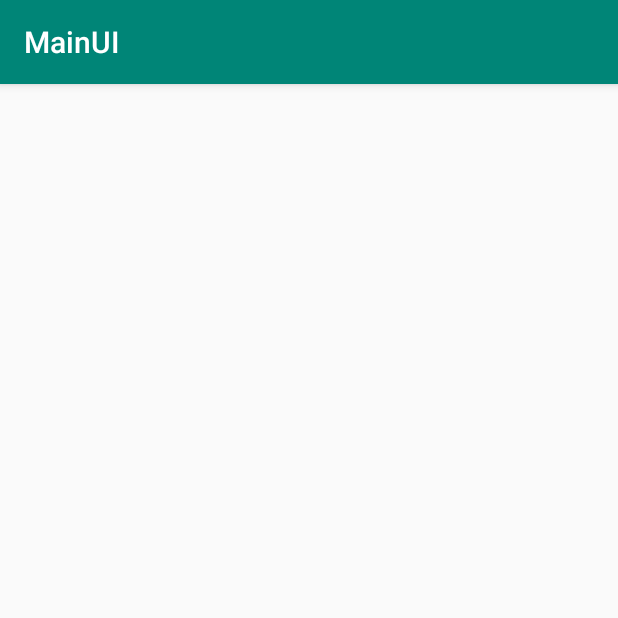
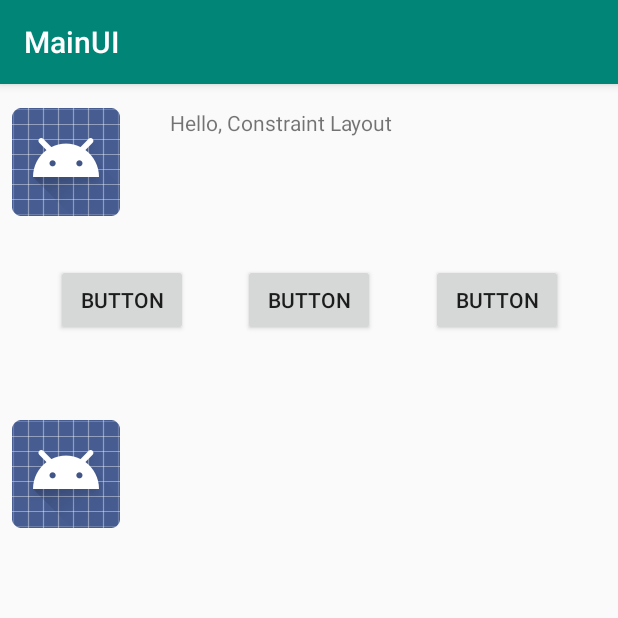
Before and after one commit to ybereza/technotrack, an Android app: the screen it shows after launch (MainActivity), after a tap on "CONSTRAINTLAYOUT", on a phone screen of 412 x 824 dp, the top half of it. Run offline under Robolectric (Android 15) with nearby library versions, the phone set to English and light mode, and no system bars.

Commit message:
added missed constraint layout

```diff
--- a/2018-autumn/04/MainUI/app/src/main/res/layout/constraint_layout.xml
+++ b/2018-autumn/04/MainUI/app/src/main/res/layout/constraint_layout.xml
@@ -1,6 +1,56 @@
 <?xml version="1.0" encoding="utf-8"?>
 <android.support.constraint.ConstraintLayout xmlns:android="http://schemas.android.com/apk/res/android"
+                                             xmlns:app="http://schemas.android.com/apk/res-auto"
+                                             xmlns:tools="http://schemas.android.com/tools"
                                              android:layout_width="match_parent"
                                              android:layout_height="match_parent">
 
+    <ImageView
+            android:layout_width="wrap_content"
+            android:layout_height="wrap_content" app:srcCompat="@android:drawable/sym_def_app_icon"
+            android:id="@+id/imageView2" android:layout_marginTop="16dp"
+            app:layout_constraintTop_toTopOf="parent" app:layout_constraintStart_toStartOf="parent"
+            android:layout_marginStart="8dp"/>
+    <Button
+            android:text="Button"
+            android:layout_width="wrap_content"
+            android:layout_height="wrap_content"
+            android:id="@+id/button2" app:layout_constraintStart_toStartOf="parent"
+            android:layout_marginTop="32dp"
+            app:layout_constraintTop_toBottomOf="@+id/imageView2" app:layout_constraintHorizontal_bias="0.5"
+            app:layout_constraintEnd_toStartOf="@+id/button3"/>
+    <TextView
+            android:text="Hello, Constraint Layout"
+            android:layout_width="wrap_content"
+            android:layout_height="wrap_content"
+            android:id="@+id/textView2" app:layout_constraintStart_toEndOf="@+id/imageView2"
+            android:layout_marginStart="8dp" app:layout_constraintTop_toTopOf="@+id/imageView2"
+            app:layout_constraintEnd_toEndOf="parent" android:layout_marginEnd="8dp"
+            app:layout_constraintHorizontal_bias="0.15"/>
+    <Button
+            android:text="Button"
+            android:layout_width="wrap_content"
+            android:layout_height="wrap_content"
+            android:id="@+id/button3"
+            app:layout_constraintStart_toEndOf="@+id/button2" app:layout_constraintHorizontal_bias="0.5"
+            app:layout_constraintEnd_toStartOf="@+id/button4"
+            app:layout_constraintTop_toTopOf="@+id/button2"/>
+    <Button
+            android:text="Button"
+            android:layout_width="wrap_content"
+            android:layout_height="wrap_content"
+            android:id="@+id/button4"
+            app:layout_constraintStart_toEndOf="@+id/button3" app:layout_constraintHorizontal_bias="0.5"
+            app:layout_constraintEnd_toEndOf="parent"
+            app:layout_constraintTop_toTopOf="@+id/button2"/>
+    <ImageView
+            android:layout_width="wrap_content"
+            android:layout_height="wrap_content" app:srcCompat="@android:drawable/sym_def_app_icon"
+            android:id="@+id/imageView3"
+            android:layout_marginTop="24dp"
+            app:layout_constraintTop_toTopOf="@+id/guideline"
+            app:layout_constraintStart_toStartOf="@+id/imageView2"/>
+    <android.support.constraint.Guideline android:layout_width="wrap_content" android:layout_height="wrap_content"
+                                          android:id="@+id/guideline" app:layout_constraintGuide_begin="200dp"
+                                          android:orientation="horizontal"/>
 </android.support.constraint.ConstraintLayout>
```
